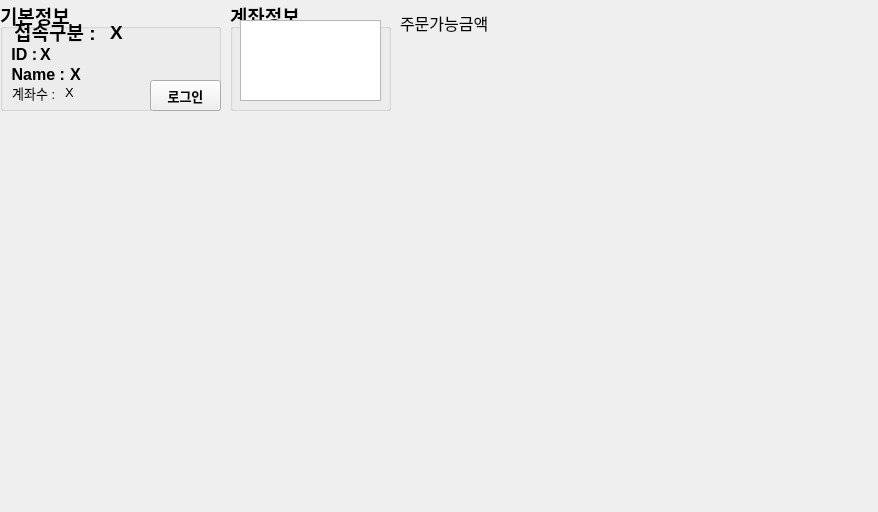
This is auto_main.ui in comlike12/autostock as Qt 5 draws it before an edit. The edited form follows.
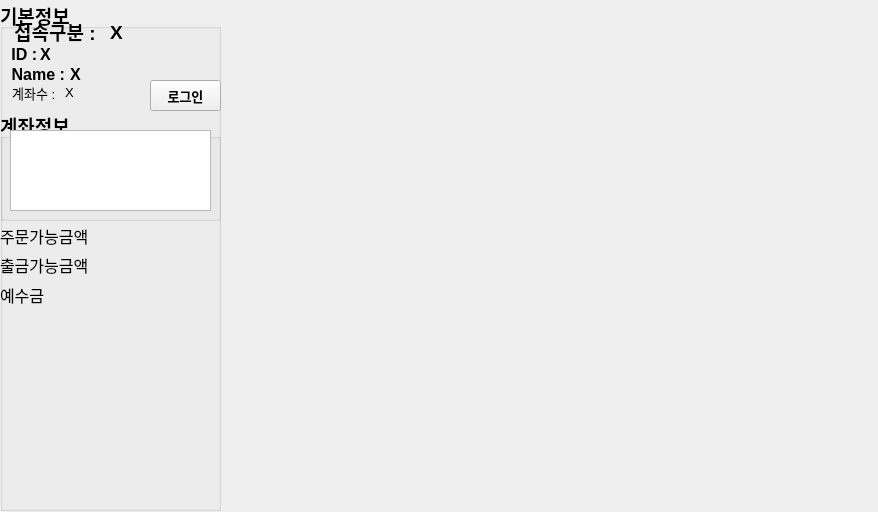
This is the edited form.

Commit message: 2021-02-16 수정 1. 계좌정보 불러오기

```diff
--- a/auto_main.ui
+++ b/auto_main.ui
@@ -19,7 +19,7 @@
      <x>0</x>
      <y>0</y>
      <width>221</width>
-     <height>111</height>
+     <height>511</height>
     </rect>
    </property>
    <property name="font">
@@ -234,13 +234,12 @@
      <string>로그인</string>
     </property>
    </widget>
-  </widget>
   <widget class="QGroupBox" name="g_account_info">
    <property name="geometry">
     <rect>
-     <x>230</x>
-     <y>0</y>
-     <width>161</width>
+      <x>0</x>
+      <y>110</y>
+      <width>221</width>
      <height>111</height>
     </rect>
    </property>
@@ -260,38 +259,17 @@
      <rect>
       <x>10</x>
       <y>20</y>
-      <width>141</width>
+       <width>201</width>
       <height>81</height>
      </rect>
     </property>
    </widget>
   </widget>
-  <widget class="QLabel" name="l_order_amt_txt">
-   <property name="geometry">
-    <rect>
-     <x>400</x>
-     <y>30</y>
-     <width>101</width>
-     <height>25</height>
-    </rect>
-   </property>
-   <property name="font">
-    <font>
-     <family>Arial</family>
-     <pointsize>12</pointsize>
-     <weight>50</weight>
-     <bold>false</bold>
-    </font>
-   </property>
-   <property name="text">
-    <string/>
-   </property>
-  </widget>
   <widget class="QLabel" name="l_order_amt">
    <property name="geometry">
     <rect>
-     <x>400</x>
-     <y>11</y>
+      <x>0</x>
+      <y>224</y>
      <width>101</width>
      <height>21</height>
     </rect>
@@ -310,6 +288,118 @@
    <property name="alignment">
     <set>Qt::AlignLeading|Qt::AlignLeft|Qt::AlignVCenter</set>
    </property>
+   </widget>
+   <widget class="QLabel" name="l_order_amt_txt">
+    <property name="geometry">
+     <rect>
+      <x>110</x>
+      <y>220</y>
+      <width>101</width>
+      <height>25</height>
+     </rect>
+    </property>
+    <property name="font">
+     <font>
+      <family>Arial</family>
+      <pointsize>12</pointsize>
+      <weight>50</weight>
+      <bold>false</bold>
+     </font>
+    </property>
+    <property name="text">
+     <string/>
+    </property>
+   </widget>
+   <widget class="QLabel" name="l_money_amt">
+    <property name="geometry">
+     <rect>
+      <x>0</x>
+      <y>254</y>
+      <width>101</width>
+      <height>21</height>
+     </rect>
+    </property>
+    <property name="font">
+     <font>
+      <family>Arial</family>
+      <pointsize>12</pointsize>
+      <weight>50</weight>
+      <bold>false</bold>
+     </font>
+    </property>
+    <property name="text">
+     <string>출금가능금액</string>
+    </property>
+    <property name="alignment">
+     <set>Qt::AlignLeading|Qt::AlignLeft|Qt::AlignVCenter</set>
+    </property>
+   </widget>
+   <widget class="QLabel" name="l_money_amt_txt">
+    <property name="geometry">
+     <rect>
+      <x>110</x>
+      <y>250</y>
+      <width>101</width>
+      <height>25</height>
+     </rect>
+    </property>
+    <property name="font">
+     <font>
+      <family>Arial</family>
+      <pointsize>12</pointsize>
+      <weight>50</weight>
+      <bold>false</bold>
+     </font>
+    </property>
+    <property name="text">
+     <string/>
+    </property>
+   </widget>
+   <widget class="QLabel" name="l_ok_amt">
+    <property name="geometry">
+     <rect>
+      <x>0</x>
+      <y>284</y>
+      <width>101</width>
+      <height>21</height>
+     </rect>
+    </property>
+    <property name="font">
+     <font>
+      <family>Arial</family>
+      <pointsize>12</pointsize>
+      <weight>50</weight>
+      <bold>false</bold>
+     </font>
+    </property>
+    <property name="text">
+     <string>예수금</string>
+    </property>
+    <property name="alignment">
+     <set>Qt::AlignLeading|Qt::AlignLeft|Qt::AlignVCenter</set>
+    </property>
+   </widget>
+   <widget class="QLabel" name="l_ok_amt_txt">
+    <property name="geometry">
+     <rect>
+      <x>110</x>
+      <y>280</y>
+      <width>101</width>
+      <height>25</height>
+     </rect>
+    </property>
+    <property name="font">
+     <font>
+      <family>Arial</family>
+      <pointsize>12</pointsize>
+      <weight>50</weight>
+      <bold>false</bold>
+     </font>
+    </property>
+    <property name="text">
+     <string/>
+    </property>
+   </widget>
   </widget>
  </widget>
  <resources/>
```
Lines whose indentation alone changed are shown as unchanged. The commit also changes 2 other files.
